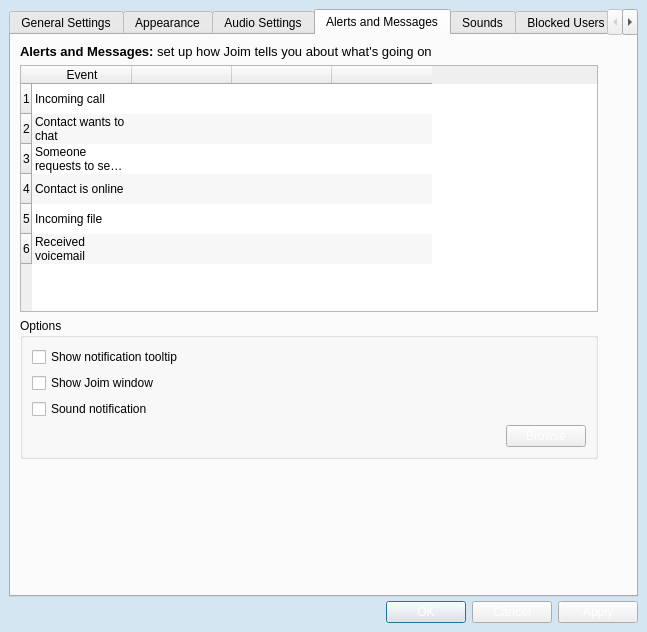
Qt form src/tools/customwidgets/optionsdialog_base.ui (AlekSi/Jabbin) before a commit.
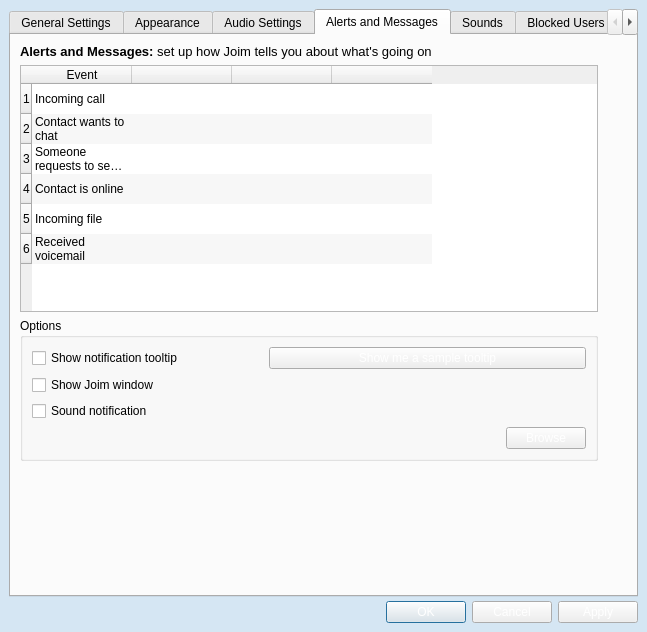
The same form after that commit. Icons and pictures are not drawn. Custom widgets are drawn as their Qt base class.

Commit message: Finished alerts and notifications page

```diff
--- a/src/tools/customwidgets/optionsdialog_base.ui
+++ b/src/tools/customwidgets/optionsdialog_base.ui
@@ -869,21 +869,41 @@
              <string>Options</string>
             </property>
             <layout class="QGridLayout" name="gridLayout_9" >
-             <item row="0" column="0" colspan="2" >
+             <item row="0" column="0" >
               <widget class="QCheckBox" name="checkNotificationTooltip" >
+               <property name="sizePolicy" >
+                <sizepolicy vsizetype="Fixed" hsizetype="Minimum" >
+                 <horstretch>1</horstretch>
+                 <verstretch>0</verstretch>
+                </sizepolicy>
+               </property>
                <property name="text" >
                 <string>Show notification tooltip</string>
                </property>
               </widget>
              </item>
-             <item row="2" column="0" colspan="2" >
+             <item row="0" column="1" colspan="2" >
+              <widget class="QPushButton" name="buttonSampleTooltip" >
+               <property name="text" >
+                <string>Show me a sample tooltip</string>
+               </property>
+              </widget>
+             </item>
+             <item row="1" column="0" colspan="3" >
+              <widget class="QCheckBox" name="checkPopupJoim" >
+               <property name="text" >
+                <string>Show Joim window</string>
+               </property>
+              </widget>
+             </item>
+             <item row="2" column="0" colspan="3" >
               <widget class="QCheckBox" name="checkNotificationSound" >
                <property name="text" >
                 <string>Sound notification</string>
                </property>
               </widget>
              </item>
-             <item row="4" column="0" >
+             <item row="3" column="0" colspan="2" >
               <widget class="QLabel" name="labelNotificationSound" >
                <property name="sizePolicy" >
                 <sizepolicy vsizetype="Preferred" hsizetype="Preferred" >
@@ -896,7 +916,14 @@
                </property>
               </widget>
              </item>
-             <item row="5" column="0" colspan="2" >
+             <item row="3" column="2" >
+              <widget class="QPushButton" name="buttonNotificationSoundBrowse" >
+               <property name="text" >
+                <string>Browse</string>
+               </property>
+              </widget>
+             </item>
+             <item row="4" column="0" colspan="3" >
               <spacer name="verticalSpacer_4" >
                <property name="orientation" >
                 <enum>Qt::Vertical</enum>
@@ -909,20 +936,6 @@
                </property>
               </spacer>
              </item>
-             <item row="1" column="0" colspan="2" >
-              <widget class="QCheckBox" name="checkPopupJoim" >
-               <property name="text" >
-                <string>Show Joim window</string>
-               </property>
-              </widget>
-             </item>
-             <item row="4" column="1" >
-              <widget class="QPushButton" name="buttonNotificationSoundBrowse" >
-               <property name="text" >
-                <string>Browse</string>
-               </property>
-              </widget>
-             </item>
             </layout>
             <zorder>checkNotificationTooltip</zorder>
             <zorder>checkNotificationSound</zorder>
```
Left out of the diff: 6 changed lines with no effect on the pictures. The commit also changes 4 other files.
